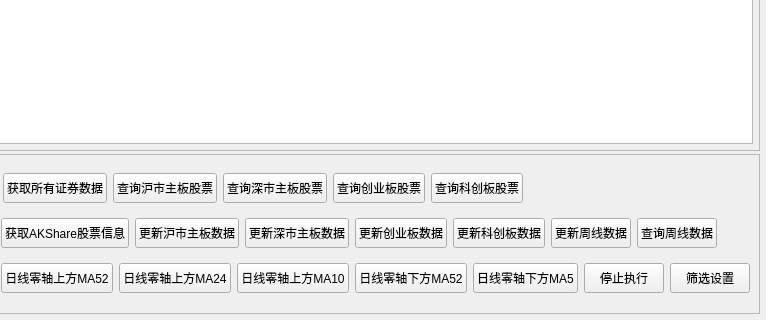
Daydreamer-AI/MPolicy, file gui/qt_widgets/main/MainWidget.ui: the form before one commit; both pictures show x 81 to 847 and y 280 to 600 of the 847 by 600 pixel window.
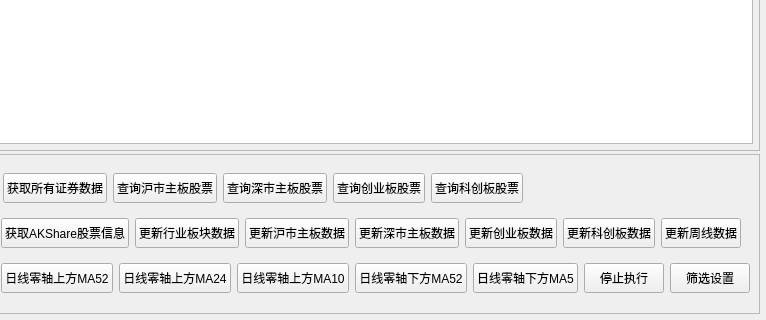
The form after the commit.

Commit message: 添加同花顺行业板块数据维护接口

```diff
--- a/gui/qt_widgets/main/MainWidget.ui
+++ b/gui/qt_widgets/main/MainWidget.ui
@@ -231,6 +231,25 @@
           </property>
          </widget>
         </item>
+        <item>
+         <widget class="QPushButton" name="btn_update_ths_board_industry_data">
+          <property name="minimumSize">
+           <size>
+            <width>0</width>
+            <height>30</height>
+           </size>
+          </property>
+          <property name="maximumSize">
+           <size>
+            <width>16777215</width>
+            <height>30</height>
+           </size>
+          </property>
+          <property name="text">
+           <string>更新行业板块数据</string>
+          </property>
+         </widget>
+        </item>
         <item>
          <widget class="QPushButton" name="btn_update_sh_main_data">
           <property name="minimumSize">
@@ -326,25 +345,6 @@
           </property>
          </widget>
         </item>
-        <item>
-         <widget class="QPushButton" name="btn_query_weekly_data">
-          <property name="minimumSize">
-           <size>
-            <width>0</width>
-            <height>30</height>
-           </size>
-          </property>
-          <property name="maximumSize">
-           <size>
-            <width>16777215</width>
-            <height>30</height>
-           </size>
-          </property>
-          <property name="text">
-           <string>查询周线数据</string>
-          </property>
-         </widget>
-        </item>
         <item>
          <spacer name="horizontalSpacer_3">
           <property name="orientation">
```
The commit also changes 13 other files.
